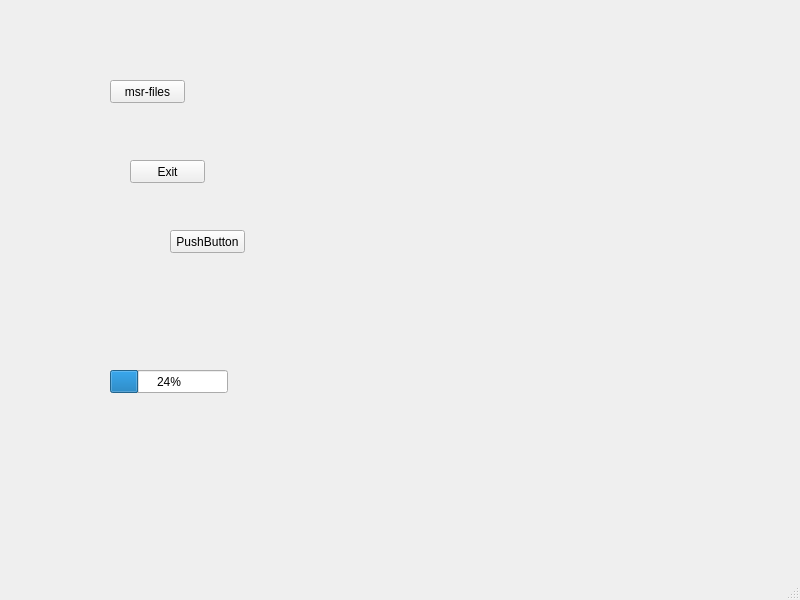
TinoRiebe/Berlin, file ui/main/mainwindow.ui: the form before one commit.
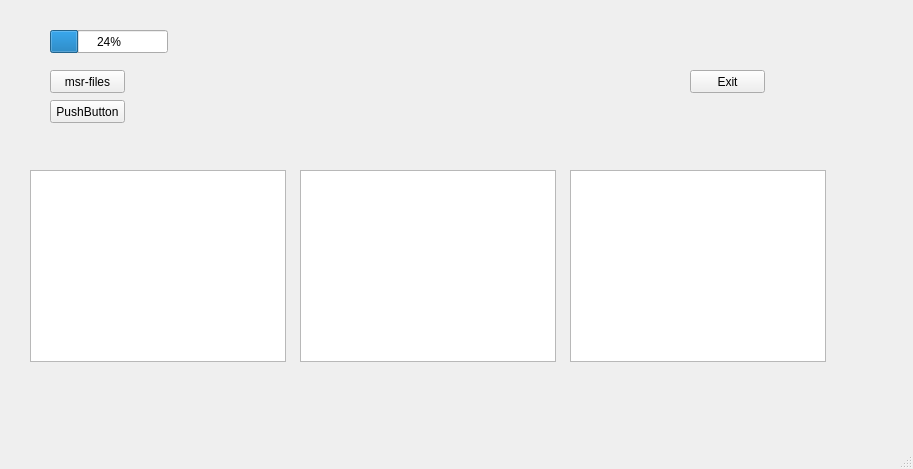
The form after the commit.

Patch:
```diff
--- a/ui/main/mainwindow.ui
+++ b/ui/main/mainwindow.ui
@@ -6,8 +6,8 @@
    <rect>
     <x>0</x>
     <y>0</y>
-    <width>800</width>
-    <height>600</height>
+    <width>913</width>
+    <height>469</height>
    </rect>
   </property>
   <property name="windowTitle">
@@ -17,8 +17,8 @@
    <widget class="QPushButton" name="pb_loadmsrfiles">
     <property name="geometry">
      <rect>
-      <x>110</x>
-      <y>80</y>
+      <x>50</x>
+      <y>70</y>
       <width>75</width>
       <height>23</height>
      </rect>
@@ -30,8 +30,8 @@
    <widget class="QPushButton" name="pb_exit">
     <property name="geometry">
      <rect>
-      <x>130</x>
-      <y>160</y>
+      <x>690</x>
+      <y>70</y>
       <width>75</width>
       <height>23</height>
      </rect>
@@ -43,8 +43,8 @@
    <widget class="QPushButton" name="pushButton_3">
     <property name="geometry">
      <rect>
-      <x>170</x>
-      <y>230</y>
+      <x>50</x>
+      <y>100</y>
       <width>75</width>
       <height>23</height>
      </rect>
@@ -56,8 +56,8 @@
    <widget class="QProgressBar" name="progressBar">
     <property name="geometry">
      <rect>
-      <x>110</x>
-      <y>370</y>
+      <x>50</x>
+      <y>30</y>
       <width>118</width>
       <height>23</height>
      </rect>
@@ -66,6 +66,36 @@
      <number>24</number>
     </property>
    </widget>
+   <widget class="QListView" name="lv_txt">
+    <property name="geometry">
+     <rect>
+      <x>30</x>
+      <y>170</y>
+      <width>256</width>
+      <height>192</height>
+     </rect>
+    </property>
+   </widget>
+   <widget class="QListView" name="lv_prq">
+    <property name="geometry">
+     <rect>
+      <x>300</x>
+      <y>170</y>
+      <width>256</width>
+      <height>192</height>
+     </rect>
+    </property>
+   </widget>
+   <widget class="QListView" name="lv_mod">
+    <property name="geometry">
+     <rect>
+      <x>570</x>
+      <y>170</y>
+      <width>256</width>
+      <height>192</height>
+     </rect>
+    </property>
+   </widget>
   </widget>
   <widget class="QMenuBar" name="menubar">
    <property name="geometry">
```
Left out of the diff: 4 changed lines with no effect on the pictures.
